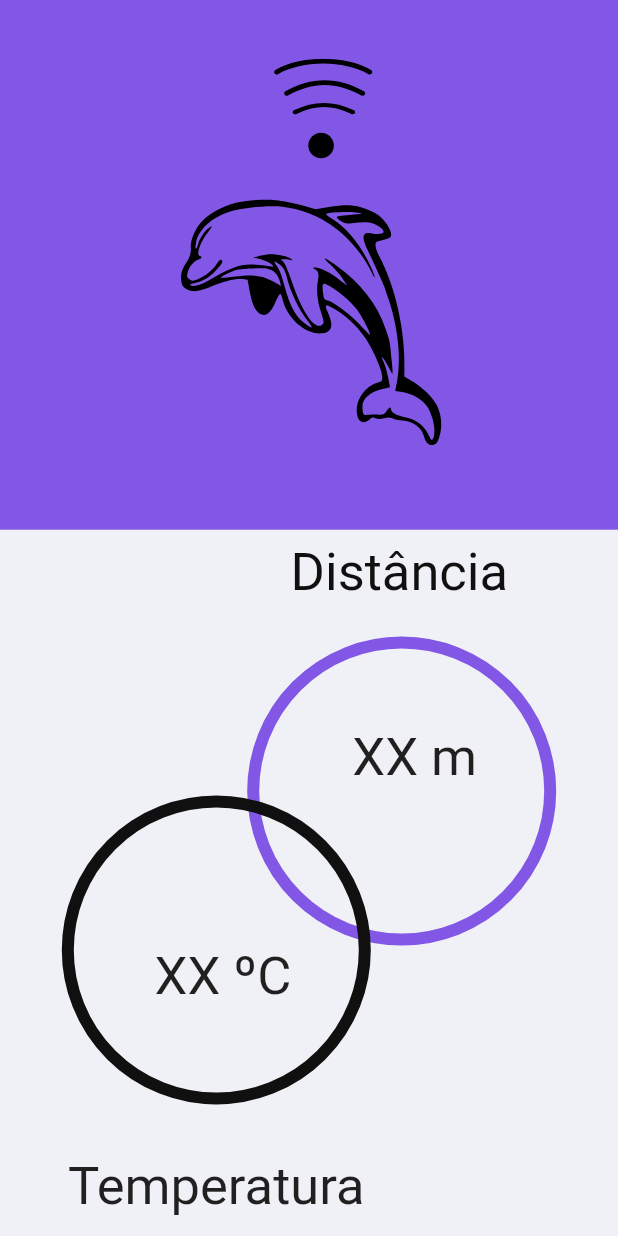
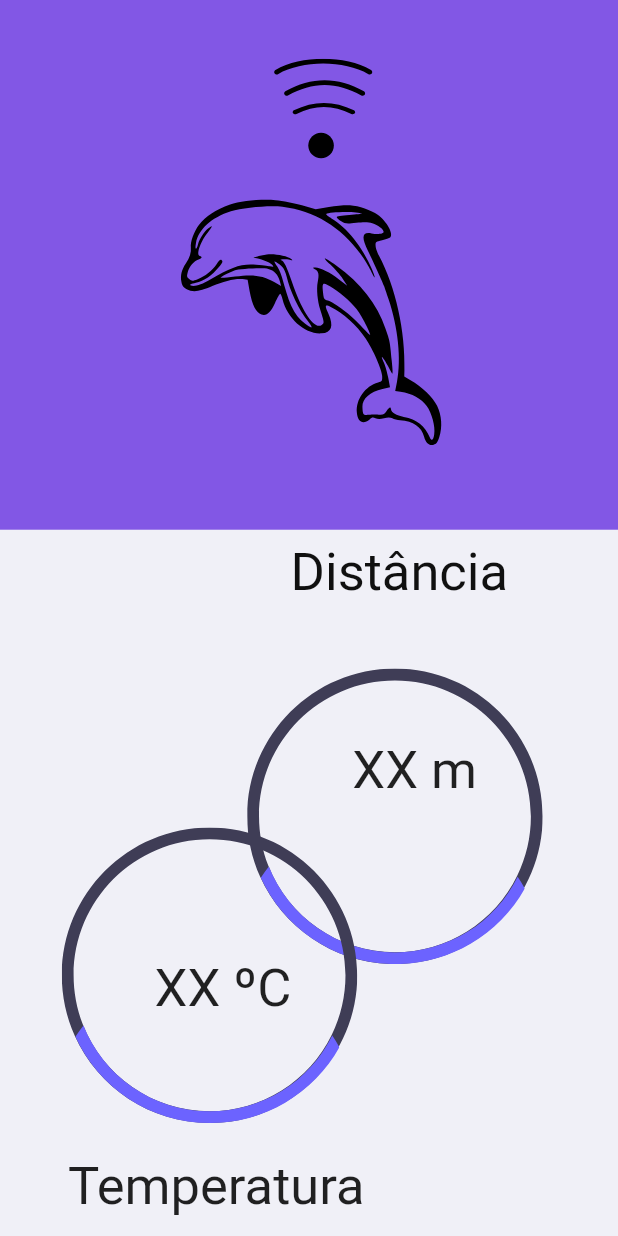
Before and after one commit to MarcoAFC/MoveAssistant, a Flutter app: the screen it shows after launch, on a phone screen of 412 x 824 dp. Run offline on Flutter 3.47's test engine with Material 2 defaults, Android fonts, the phone set to English and light mode, and no system bars; our stand-ins replace flutter_svg, rxdart.

Commit message:
Prototipo 2

```diff
--- a/lib/HomePage.dart
+++ b/lib/HomePage.dart
@@ -49,18 +49,30 @@
                       child: Container(
                         width: MediaQuery.of(context).size.width*0.5,
                         height: MediaQuery.of(context).size.height*0.5,
-                        decoration: BoxDecoration(
-                          border: Border.all(
-                            width: 8,
-                            color: BackGroundColor
-                          ),
-                          shape: BoxShape.circle
+                        child: Stack(
+                          children: [
+                            Positioned(
+                              bottom: MediaQuery.of(context).size.height*0.11,
+                              child: SvgPicture.asset(
+                                "assets/images/black_circle.svg",
+                                placeholderBuilder: (context) => Container(),
+                              ),
+                            ),
+                            Positioned(
+                              bottom: MediaQuery.of(context).size.height*0.11,
+                              left: MediaQuery.of(context).size.width*0.022,
+                              child: SvgPicture.asset(
+                                "assets/images/purple_circle.svg",
+                                placeholderBuilder: (context) => Container(),
+                              ),
+                            ),
+                          ]
                         )
                       ),
                     ),
                     Positioned(
                       left: MediaQuery.of(context).size.width*0.57,
-                      top: MediaQuery.of(context).size.height*0.16,
+                      top: MediaQuery.of(context).size.height*0.17,
                       child: StreamBuilder<int>(
                         stream: controller.distanceStream,
                         builder: (context, snapshot) {
@@ -92,18 +104,30 @@
                       child: Container(
                         width: MediaQuery.of(context).size.width*0.5,
                         height: MediaQuery.of(context).size.height*0.5,
-                        decoration: BoxDecoration(
-                          border: Border.all(
-                            width: 8,
-                            color: TextColor
-                          ),
-                          shape: BoxShape.circle
+                        child: Stack(
+                          children: [
+                            Positioned(
+                              bottom: MediaQuery.of(context).size.height*0.11,
+                              child: SvgPicture.asset(
+                                "assets/images/black_circle.svg",
+                                placeholderBuilder: (context) => Container(),
+                              ),
+                            ),
+                            Positioned(
+                              bottom: MediaQuery.of(context).size.height*0.11,
+                              left: MediaQuery.of(context).size.width*0.022,
+                              child: SvgPicture.asset(
+                                "assets/images/purple_circle.svg",
+                                placeholderBuilder: (context) => Container(),
+                              ),
+                            ),
+                          ]
                         ),
                       ),
                     ),
                     Positioned(
                       left: MediaQuery.of(context).size.width*0.25,
-                      bottom: MediaQuery.of(context).size.height*0.185,
+                      bottom: MediaQuery.of(context).size.height*0.175,
                       child: StreamBuilder<Object>(
                         stream: controller.temperatureStream,
                         builder: (context, snapshot) {
```
Also changed, not shown: assets/images/black_circle.svg (added), assets/images/purple_circle.svg (added).
